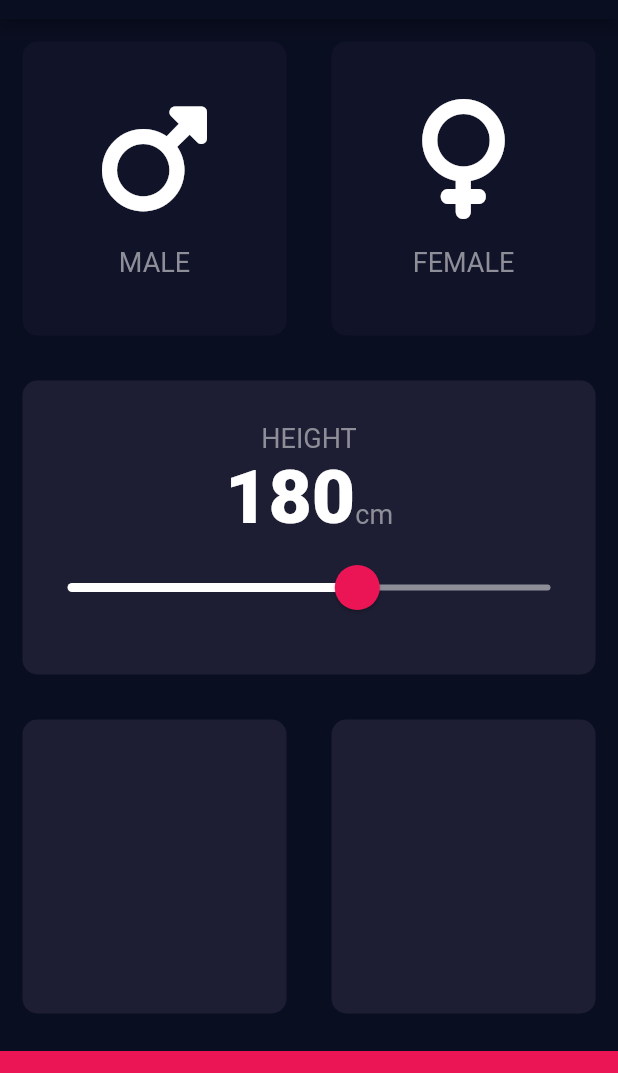
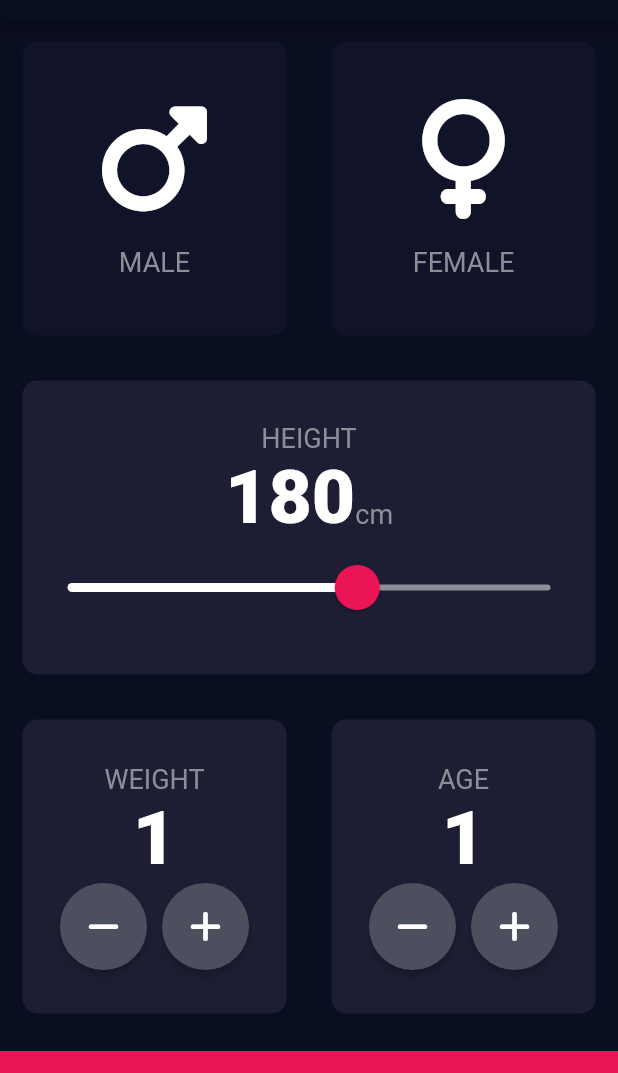
Before and after one commit to pranaypatel512/flutter_bmi_calculator, a Flutter app: the screen it shows after launch, on a phone screen of 412 x 824 dp, the part 65-1138 px from its top. Run offline on Flutter 3.47's test engine with Material 2 defaults, Android fonts, the phone set to English and light mode, and no system bars; our stand-ins replace font_awesome_flutter.

Commit message:
completed BMI calculator app

```diff
--- a/lib/input_page.dart
+++ b/lib/input_page.dart
@@ -20,6 +20,8 @@ class _MyHomePageState extends State<MyHomePage> {
 
   Gender? selectedGender;
   int height = 180;
+  int weight = 1;
+  int age = 1;
 
   @override
   Widget build(BuildContext context) {
@@ -118,17 +120,99 @@ class _MyHomePageState extends State<MyHomePage> {
                 color: kCardColor,
               ),
             ),
-            const Expanded(
+            Expanded(
               child: Row(
                 children: [
                   Expanded(
                     child: ReusableCard(
                       color: kCardColor,
+                      childWidget: Column(
+                        mainAxisAlignment: MainAxisAlignment.center,
+                        children: [
+                          Text(
+                            'WEIGHT',
+                            style: kLabelTextStyle,
+                          ),
+                          Text(
+                            weight.toString(),
+                            style: kLabelLargeTextStyle,
+                          ),
+                          Row(
+                            mainAxisAlignment: MainAxisAlignment.center,
+                            children: [
+                              RoundedIconButton(
+                                fillColor: Color(0xFF4C4F5E),
+                                child: Icon(FontAwesomeIcons.minus),
+                                onClick: () {
+                                  setState(() {
+                                    if (weight > 1) {
+                                      weight -= 1;
+                                    }
+                                  });
+                                },
+                              ),
+                              SizedBox(width: 10.0),
+                              RoundedIconButton(
+                                fillColor: Color(0xFF4C4F5E),
+                                child: Icon(FontAwesomeIcons.plus),
+                                onClick: () {
+                                  setState(() {
+                                    if (weight < 500) {
+                                      weight += 1;
+                                    }
+                                  });
+                                },
+                              ),
+                            ],
+                          ),
+                        ],
+                      ),
                     ),
                   ),
                   Expanded(
                     child: ReusableCard(
                       color: kCardColor,
+                      childWidget: Column(
+                        mainAxisAlignment: MainAxisAlignment.center,
+                        children: [
+                          Text(
+                            'AGE',
+                            style: kLabelTextStyle,
+                          ),
+                          Text(
+                            age.toString(),
+                            style: kLabelLargeTextStyle,
+                          ),
+                          Row(
+                            mainAxisAlignment: MainAxisAlignment.center,
+                            children: [
+                              RoundedIconButton(
+                                fillColor: Color(0xFF4C4F5E),
+                                child: Icon(FontAwesomeIcons.minus),
+                                onClick: () {
+                                  setState(() {
+                                    if (age > 1) {
+                                      age -= 1;
+                                    }
+                                  });
+                                },
+                              ),
+                              SizedBox(width: 10.0),
+                              RoundedIconButton(
+                                fillColor: Color(0xFF4C4F5E),
+                                child: Icon(FontAwesomeIcons.plus),
+                                onClick: () {
+                                  setState(() {
+                                    if (age < 100) {
+                                      age += 1;
+                                    }
+                                  });
+                                },
+                              ),
+                            ],
+                          ),
+                        ],
+                      ),
                     ),
                   ),
                 ],
@@ -145,3 +229,25 @@ class _MyHomePageState extends State<MyHomePage> {
         );
   }
 }
+
+class RoundedIconButton extends StatelessWidget {
+  const RoundedIconButton(
+      {super.key,
+      required this.onClick,
+      required this.fillColor,
+      required this.child});
+
+  final VoidCallback onClick;
+  final Color fillColor;
+  final Widget child;
+  @override
+  Widget build(BuildContext context) {
+    return RawMaterialButton(
+      child: child,
+      onPressed: onClick,
+      shape: CircleBorder(),
+      fillColor: fillColor,
+      constraints: BoxConstraints.tightFor(width: 58.0, height: 58.0),
+    );
+  }
+}
```
